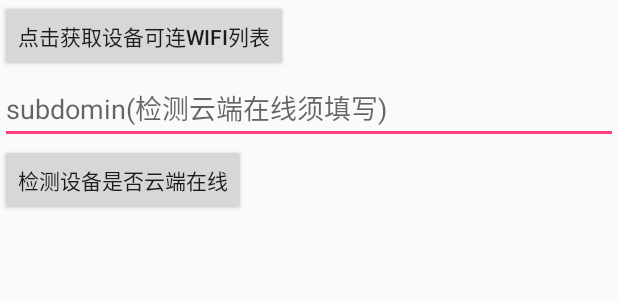
After one commit to ACIoT/matrix-android-tool, an Android app: the layout fragment_aplink_i18n.xml on its own in the app's theme, with its tools: preview values and no code run, on a phone screen of 412 x 824 dp. The commit adds this screen. Shown: the top 300 px of the screen. Run offline under Robolectric (Android 15) with nearby library versions, the phone set to English and light mode, and no system bars.

Commit message:
Featrues: finish i18N

```diff
--- /dev/null
+++ b/app/src/main/res/layout/fragment_aplink_i18n.xml
@@ -0,0 +1,39 @@
+<?xml version="1.0" encoding="utf-8"?>
+<android.support.design.widget.CoordinatorLayout xmlns:android="http://schemas.android.com/apk/res/android"
+    android:layout_width="match_parent"
+    android:layout_height="match_parent">
+
+    <LinearLayout xmlns:android="http://schemas.android.com/apk/res/android"
+        android:layout_width="match_parent"
+        android:layout_height="match_parent"
+        android:orientation="vertical">
+
+        <Button
+            android:id="@+id/get_wifi_list"
+            android:layout_width="wrap_content"
+            android:layout_height="wrap_content"
+            android:text="@string/get_wifi_list" />
+
+        <EditText
+            android:id="@+id/et_subdomin"
+            android:layout_width="match_parent"
+            android:layout_height="wrap_content"
+            android:hint="subdomin(检测云端在线须填写)" />
+
+        <Button
+            android:id="@+id/bt_online"
+            android:layout_width="wrap_content"
+            android:layout_height="wrap_content"
+            android:text="检测设备是否云端在线" />
+
+        <TextView
+            android:id="@+id/tv_device_info"
+            android:layout_width="wrap_content"
+            android:layout_height="wrap_content" />
+
+        <android.support.v7.widget.RecyclerView
+            android:id="@+id/recyclerView"
+            android:layout_width="match_parent"
+            android:layout_height="match_parent" />
+    </LinearLayout>
+</android.support.design.widget.CoordinatorLayout>
```
Also changed, not shown: app/src/main/java/ablecloud/matrix/tool/I18NAPlinkFragment.java (+80 -14 lines), app/src/main/java/ablecloud/matrix/tool/I18NAblelinkFragment.java (+11 -24 lines), app/src/main/res/layout/fragment_ablelink_i18n.xml (added, +59 -0 lines).
